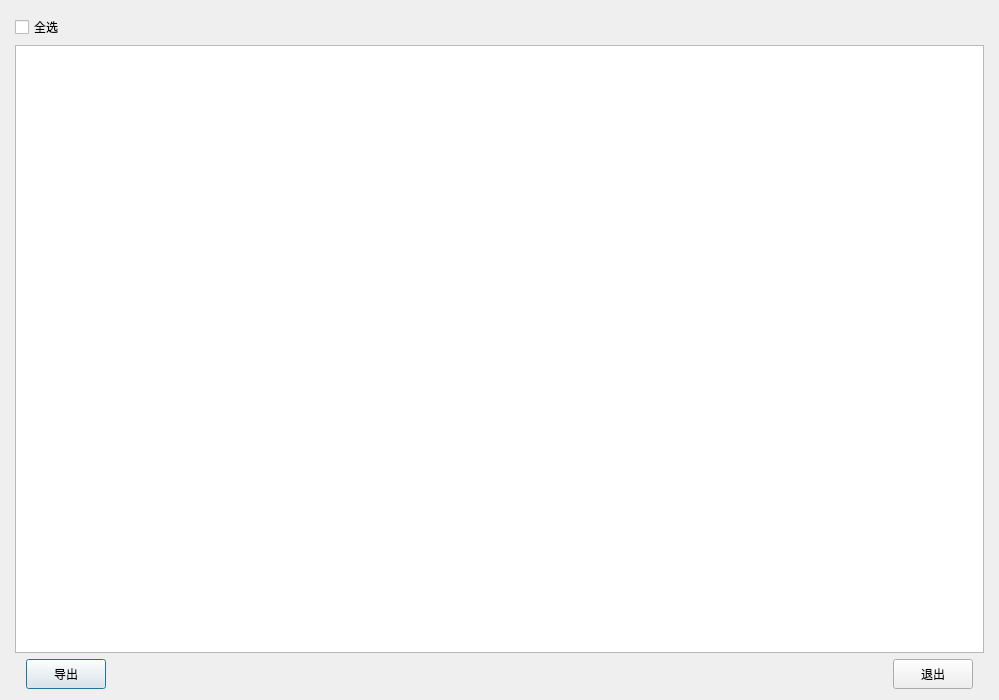
Above: Qt/ERP/dialogmaterialmanage.ui from superp2017/NTERP before the change. Below: the same form after it.
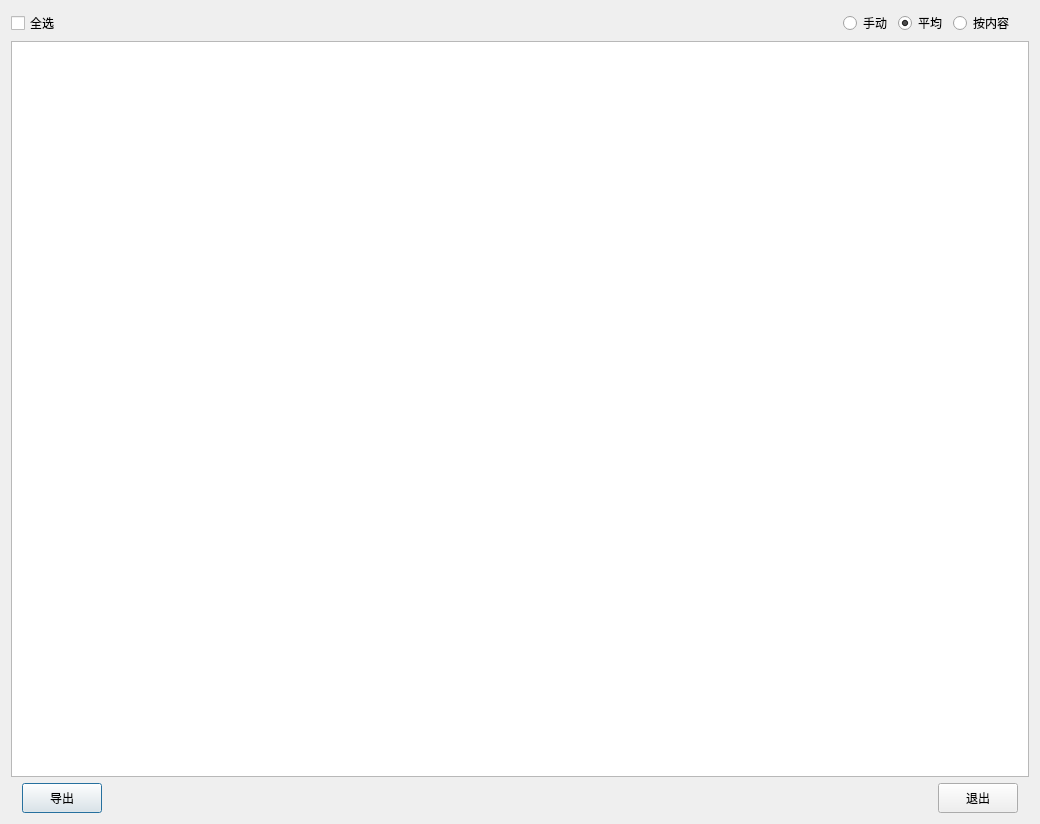
That is the form after the change. Custom widgets are drawn as their Qt base class.

The edit to the form file:
```diff
--- a/Qt/ERP/dialogmaterialmanage.ui
+++ b/Qt/ERP/dialogmaterialmanage.ui
@@ -6,23 +6,68 @@
    <rect>
     <x>0</x>
     <y>0</y>
-    <width>999</width>
-    <height>700</height>
+    <width>1040</width>
+    <height>824</height>
    </rect>
   </property>
   <property name="windowTitle">
    <string>物料管理</string>
   </property>
   <layout class="QGridLayout" name="gridLayout">
-   <property name="leftMargin">
-    <number>15</number>
-   </property>
-   <property name="topMargin">
-    <number>15</number>
-   </property>
-   <property name="rightMargin">
-    <number>15</number>
-   </property>
+   <item row="0" column="0">
+    <layout class="QHBoxLayout" name="horizontalLayout">
+     <property name="rightMargin">
+      <number>15</number>
+     </property>
+     <item>
+      <widget class="QCheckBox" name="checkBox_check_all">
+       <property name="text">
+        <string>全选</string>
+       </property>
+      </widget>
+     </item>
+     <item>
+      <spacer name="horizontalSpacer_2">
+       <property name="orientation">
+        <enum>Qt::Horizontal</enum>
+       </property>
+       <property name="sizeHint" stdset="0">
+        <size>
+         <width>40</width>
+         <height>20</height>
+        </size>
+       </property>
+      </spacer>
+     </item>
+     <item>
+      <widget class="QRadioButton" name="radioButton_manu">
+       <property name="text">
+        <string>手动</string>
+       </property>
+      </widget>
+     </item>
+     <item>
+      <widget class="QRadioButton" name="radioButton_ave">
+       <property name="text">
+        <string>平均</string>
+       </property>
+       <property name="checked">
+        <bool>true</bool>
+       </property>
+      </widget>
+     </item>
+     <item>
+      <widget class="QRadioButton" name="radioButton_content">
+       <property name="text">
+        <string>按内容</string>
+       </property>
+      </widget>
+     </item>
+    </layout>
+   </item>
+   <item row="1" column="0">
+    <widget class="M_TableWidget" name="tableWidget"/>
+   </item>
    <item row="2" column="0">
     <layout class="QHBoxLayout" name="horizontalLayout_2">
      <property name="spacing">
@@ -87,16 +132,6 @@
      </item>
     </layout>
    </item>
-   <item row="1" column="0">
-    <widget class="M_TableWidget" name="tableWidget"/>
-   </item>
-   <item row="0" column="0">
-    <widget class="QCheckBox" name="checkBox_check_all">
-     <property name="text">
-      <string>全选</string>
-     </property>
-    </widget>
-   </item>
   </layout>
  </widget>
  <customwidgets>
```
